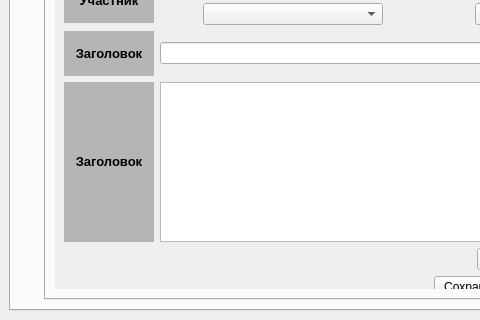
The window that QtTry4/mainwindow.ui (Vampire016/FQW_programm) describes before a commit, drawn with Qt 5; both pictures show x 0 to 480 and y 448 to 768 of the 1024 by 768 pixel window.
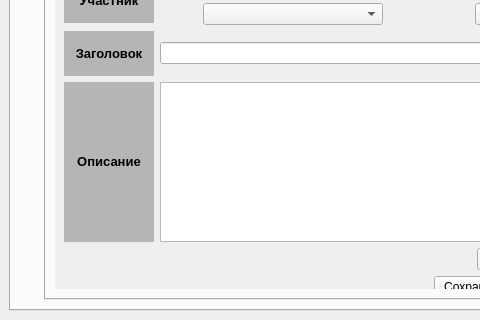
The same window after the commit. Custom widgets are drawn as their Qt base class.

Diff of the .ui file:
```diff
--- a/QtTry4/mainwindow.ui
+++ b/QtTry4/mainwindow.ui
@@ -1128,7 +1128,7 @@
                <property name="geometry">
                 <rect>
                  <x>0</x>
-                 <y>-46</y>
+                 <y>0</y>
                  <width>921</width>
                  <height>707</height>
                 </rect>
@@ -2130,7 +2130,7 @@
                      <string notr="true">background-color: rgb(181, 181, 181);</string>
                     </property>
                     <property name="text">
-                     <string>&lt;html&gt;&lt;head/&gt;&lt;body&gt;&lt;p align=&quot;center&quot;&gt;&lt;span style=&quot; font-size:10pt; font-weight:600;&quot;&gt;Заголовок&lt;/span&gt;&lt;/p&gt;&lt;/body&gt;&lt;/html&gt;</string>
+                     <string>&lt;html&gt;&lt;head/&gt;&lt;body&gt;&lt;p align=&quot;center&quot;&gt;&lt;span style=&quot; font-size:10pt; font-weight:600;&quot;&gt;Описание&lt;/span&gt;&lt;/p&gt;&lt;/body&gt;&lt;/html&gt;</string>
                     </property>
                    </widget>
                   </item>
```
Left out of the diff: 11 changed lines with no effect on the pictures.
